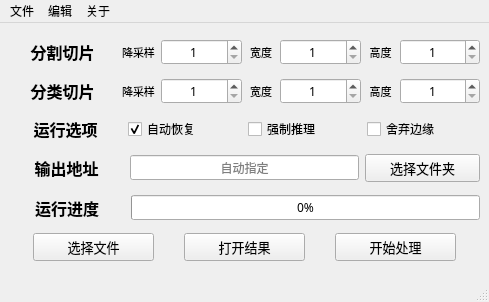
First picture: the form in resources/analyzer.ui, repository li192863/wsi-analyzer, before the edit.
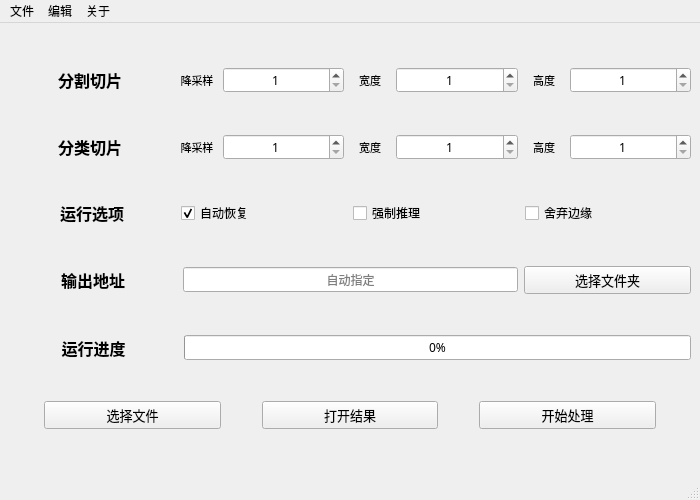
Second picture: the form after the edit. Icons and pictures are not drawn.

Patch:
```diff
--- a/resources/analyzer.ui
+++ b/resources/analyzer.ui
@@ -9,8 +9,8 @@
    <rect>
     <x>0</x>
     <y>0</y>
-    <width>489</width>
-    <height>302</height>
+    <width>700</width>
+    <height>500</height>
    </rect>
   </property>
   <property name="minimumSize">
@@ -705,7 +705,7 @@
     <rect>
      <x>0</x>
      <y>0</y>
-     <width>489</width>
+     <width>700</width>
      <height>22</height>
     </rect>
    </property>
```
Left out of the diff: 2 changed lines with no effect on the pictures.
